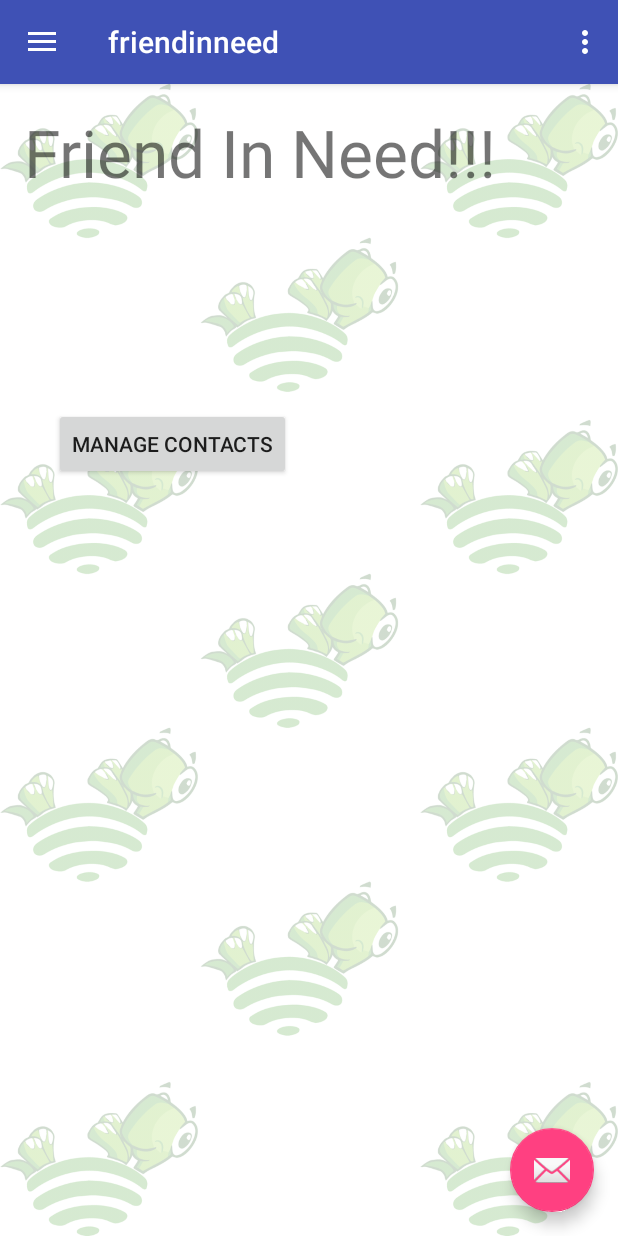
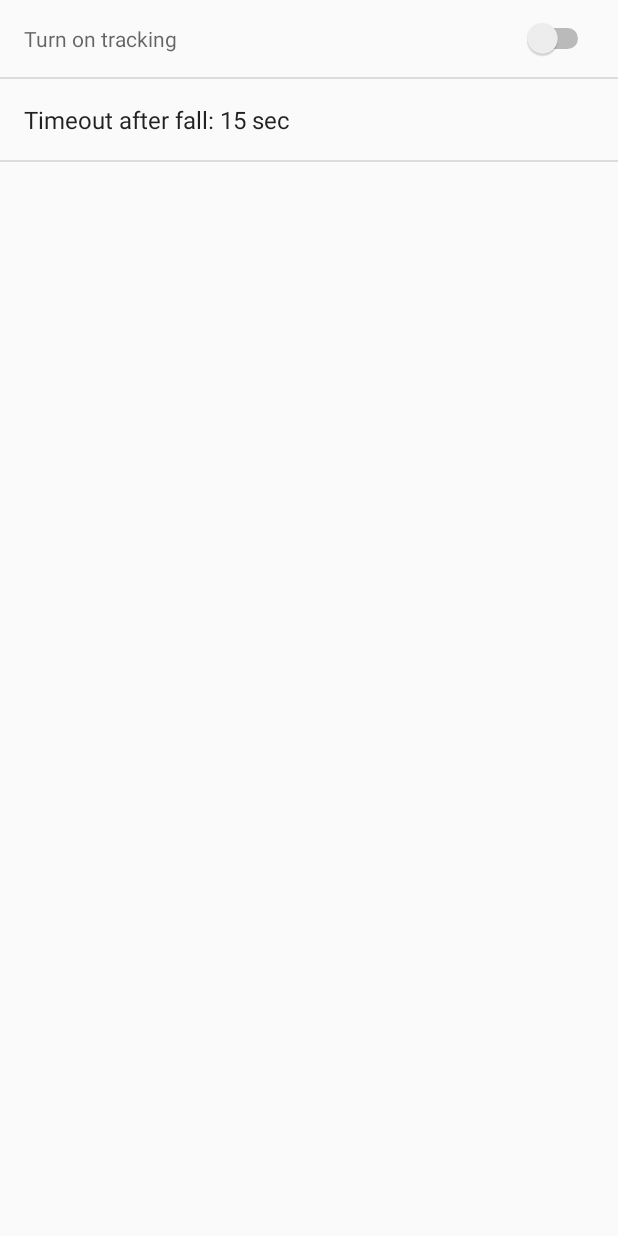
Before and after one commit to dmayboroda/friendinneed, an Android app: the screen it shows after launch (MainActivity before the commit, SettingsActivity after it), in the options menu, after a tap on "Settings", on a phone screen of 412 x 824 dp. Run offline under Robolectric (Android 15) with nearby library versions, the phone set to English and light mode, and no system bars; network calls fail.

Commit message:
Merge branch 'master' of /Users/mymac/Android/AndroidProjects/friend_in_need_David with conflicts.

```diff
--- a/app/src/main/java/com/friendinneed/ua/friendinneed/MainActivity.java
+++ b/app/src/main/java/com/friendinneed/ua/friendinneed/MainActivity.java
@@ -1,7 +1,9 @@
 package com.friendinneed.ua.friendinneed;
 
+import android.app.AlertDialog;
 import android.app.DialogFragment;
 import android.content.Context;
+import android.content.DialogInterface;
 import android.content.Intent;
 import android.hardware.Sensor;
 import android.hardware.SensorEvent;
@@ -10,6 +12,8 @@ import android.hardware.SensorManager;
 import android.os.AsyncTask;
 import android.os.Bundle;
 import android.os.CountDownTimer;
+import android.os.Environment;
+import android.preference.PreferenceManager;
 import android.support.annotation.Nullable;
 import android.support.design.widget.FloatingActionButton;
 import android.support.design.widget.NavigationView;
@@ -30,18 +34,17 @@ import android.widget.Button;
 import android.widget.TextView;
 import android.widget.Toast;
 
-import com.friendinneed.ua.friendinneed.model.AccelerometerDataSample;
-import com.friendinneed.ua.friendinneed.model.DataSample;
-import com.friendinneed.ua.friendinneed.model.GyroscopeDataSample;
 import com.google.gson.Gson;
 
 import java.io.BufferedReader;
 import java.io.File;
 import java.io.FileInputStream;
 import java.io.FileNotFoundException;
+import java.io.FileOutputStream;
 import java.io.IOException;
 import java.io.InputStream;
 import java.io.InputStreamReader;
+import java.io.OutputStreamWriter;
 import java.util.ArrayList;
 import java.util.List;
 import java.util.Timer;
@@ -57,9 +60,6 @@ import static java.lang.Math.sqrt;
 
 public class MainActivity extends AppCompatActivity
         implements NavigationView.OnNavigationItemSelectedListener, SensorEventListener {
-
-    /** Use this constant for identify action which comes from IneedService to MainActivity.  */
-    public static final String SERVICE_ACTION = MainActivity.class.getSimpleName() + "_service";
 
     private static final double EPSILON = 0.0;
     private SensorManager mSensorManager;
@@ -77,6 +77,9 @@ public class MainActivity extends AppCompatActivity
 
     boolean writeData = false;
 
+    int timer;
+    TextView timerText;
+
     Button manageContactsButton;
     Timer sendToTensorTimer = new Timer();
     TimerTask sendToTensorTimerTask = new TimerTask() {
@@ -89,12 +92,19 @@ public class MainActivity extends AppCompatActivity
     private int count;
     private TimerTask tTask;
 
-    private final DataQueue queue = new DataQueue(10000);
-
     @Override
     protected void onCreate(Bundle savedInstanceState) {
         super.onCreate(savedInstanceState);
         setContentView(R.layout.activity_main);
+
+        int timer = PreferenceManager.getDefaultSharedPreferences(this).getInt("key_number", 15);
+
+        String strTimer = "ddd";
+        timerText = (TextView) findViewById(R.id.timer_text);
+        timerText.setText("Timer = " + Integer.toString(timer));
+
+
+
         Toolbar toolbar = (Toolbar) findViewById(R.id.toolbar);
         setSupportActionBar(toolbar);
         mSensorManager = (SensorManager) getSystemService(Context.SENSOR_SERVICE);
@@ -134,7 +144,6 @@ public class MainActivity extends AppCompatActivity
                 startActivity(intent);
             }
         });
-        InneedService.startInneedService(this);
 
     }
 
@@ -218,9 +227,11 @@ public class MainActivity extends AppCompatActivity
         return ret;
     }
 
-//    @Override
-//    protected void onResume() {
-//        super.onResume();
+    @Override
+    protected void onResume() {
+        super.onResume();
+        timer = PreferenceManager.getDefaultSharedPreferences(this).getInt("key_number", 15);
+        timerText.setText("Timer = " + Integer.toString(timer));
 //        try {
 //            Log.i("123test_raw", readFromFile(Environment.getExternalStoragePublicDirectory(Environment.DIRECTORY_DOWNLOADS)+"/file_data"));
 //            Log.i("123test_labels", readFromFile(Environment.getExternalStoragePublicDirectory(Environment.DIRECTORY_DOWNLOADS)+"/file_labels"));
@@ -229,7 +240,7 @@ public class MainActivity extends AppCompatActivity
 //        } catch (Exception e) {
 //            e.printStackTrace();
 //        }
-//    }
+    }
 
     private void save(boolean isFall) {
 
@@ -310,9 +321,9 @@ public class MainActivity extends AppCompatActivity
 
         //noinspection SimplifiableIfStatement
         if (id == R.id.action_settings) {
+           startActivity(new Intent(this, SettingsActivity.class));
             return true;
         }
-
         return super.onOptionsItemSelected(item);
     }
 
@@ -379,16 +390,6 @@ public class MainActivity extends AppCompatActivity
             sample.add(data);
         }
 
-        //Log.e("raw_data ", "accX=" + accX + ", accY=" + accY + ", accZ=" + accZ + ", gyroX=" + gyroX + ", gyroY="+ gyroY +", gyroZ=" +gyroZ );
-
-        final DataSample sampleAccelerometer = new AccelerometerDataSample(accX, accY, accZ);
-
-        final DataSample sampleGyroscope = new GyroscopeDataSample(gyroX, gyroY, gyroZ);
-
-        queue.addSample(sampleAccelerometer);
-        queue.addSample(sampleGyroscope);
-
-        Log.e("raw_data_count ", String.valueOf(queue.size()));
     }
 
     @Override
@@ -396,8 +397,7 @@ public class MainActivity extends AppCompatActivity
 
     }
 
-    public static final MediaType JSON
-            = MediaType.parse("application/json; charset=utf-8");
+    public static final MediaType JSON = MediaType.parse("application/json; charset=utf-8");
     public OkHttpClient client = new OkHttpClient();
         void sendRequest(){
             runOnUiThread(new Runnable() {
@@ -420,6 +420,7 @@ public class MainActivity extends AppCompatActivity
                         TickerDialog td = new TickerDialog();
                         td.show(getFragmentManager(), "dialog");
     //                    callForHelp();
+                        timerText.setText(new String("s"));
                     }
                 }
 
--- /dev/null
+++ b/app/src/main/java/com/friendinneed/ua/friendinneed/NumberPickerPreference.java
@@ -0,0 +1,98 @@
+package com.friendinneed.ua.friendinneed;
+
+import android.preference.DialogPreference;
+
+import android.content.Context;
+import android.content.res.TypedArray;
+import android.util.AttributeSet;
+import android.view.Gravity;
+import android.view.View;
+import android.view.ViewGroup;
+import android.widget.FrameLayout;
+import android.widget.NumberPicker;
+
+/**
+ * Created by mymac on 8/7/16.
+ */
+public class NumberPickerPreference extends DialogPreference {
+
+
+    // allowed range
+    public static final int MAX_VALUE = 30;
+    public static final int MIN_VALUE = 5;
+    // enable or disable the 'circular behavior'
+    public static final boolean WRAP_SELECTOR_WHEEL = true;
+
+    private NumberPicker picker;
+    private int value;
+
+    public NumberPickerPreference(Context context, AttributeSet attrs) {
+        super(context, attrs);
+    }
+
+    public NumberPickerPreference(Context context, AttributeSet attrs, int defStyleAttr) {
+        super(context, attrs, defStyleAttr);
+    }
+
+    @Override
+    protected View onCreateDialogView() {
+        FrameLayout.LayoutParams layoutParams = new FrameLayout.LayoutParams(
+                ViewGroup.LayoutParams.WRAP_CONTENT, ViewGroup.LayoutParams.WRAP_CONTENT);
+        layoutParams.gravity = Gravity.CENTER;
+
+        picker = new NumberPicker(getContext());
+        picker.setLayoutParams(layoutParams);
+
+        FrameLayout dialogView = new FrameLayout(getContext());
+        picker.setScaleX(1.3f);
+        picker.setScaleY(1.3f);
+
+        dialogView.addView(picker);
+        setDialogTitle(R.string.timer_dialog_title);
+
+        return dialogView;
+    }
+
+    @Override
+    protected void onBindDialogView(View view) {
+        super.onBindDialogView(view);
+        picker.setMinValue(MIN_VALUE);
+        picker.setMaxValue(MAX_VALUE);
+        picker.setWrapSelectorWheel(WRAP_SELECTOR_WHEEL);
+        picker.setValue(getValue());
+
+
+    }
+
+    @Override
+    protected void onDialogClosed(boolean positiveResult) {
+        if (positiveResult) {
+            picker.clearFocus();
+            int newValue = picker.getValue();
+            if (callChangeListener(newValue)) {
+                setValue(newValue);
+            }
+
+        }
+    }
+
+    @Override
+    protected Object onGetDefaultValue(TypedArray a, int index) {
+        return a.getInt(index, MIN_VALUE);
+    }
+
+    @Override
+    protected void onSetInitialValue(boolean restorePersistedValue, Object defaultValue) {
+        setValue(restorePersistedValue ? getPersistedInt(MIN_VALUE) : (Integer) defaultValue);
+    }
+
+    public void setValue(int value) {
+        this.value = value;
+        persistInt(this.value);
+    }
+
+    public int getValue() {
+        return this.value;
+    }
+
+}
--- /dev/null
+++ b/app/src/main/java/com/friendinneed/ua/friendinneed/SettingsActivity.java
@@ -0,0 +1,54 @@
+package com.friendinneed.ua.friendinneed;
+
+import android.content.SharedPreferences;
+import android.os.Bundle;
+import android.preference.Preference;
+import android.preference.PreferenceActivity;
+import android.preference.PreferenceManager;
+
+/**
+ * Created by mymac on 8/7/16.
+ */
+public class SettingsActivity extends PreferenceActivity implements SharedPreferences.OnSharedPreferenceChangeListener {
+
+    Preference timerPreference;
+
+    @Override
+    protected void onCreate(Bundle savedInstanceState) {
+        super.onCreate(savedInstanceState);
+
+        addPreferencesFromResource(R.xml.pref_general);
+
+        timerPreference = findPreference(getString(R.string.timer_key));
+        updateTimerUi();
+    }
+
+    @Override
+    public void onSharedPreferenceChanged(SharedPreferences sharedPreferences,
+                                          String key) {
+        if (key.equals(getString(R.string.timer_key))) {
+            updateTimerUi();
+        }
+    }
+
+    private void updateTimerUi() {
+        timerPreference.setTitle(String.format(getString(R.string.timer_pref_title),
+                PreferenceManager.getDefaultSharedPreferences(this).
+                        getInt(getString(R.string.timer_key), 15)));
+    }
+
+    @Override
+    protected void onResume() {
+        super.onResume();
+        getPreferenceScreen().getSharedPreferences()
+                .registerOnSharedPreferenceChangeListener(this);
+    }
+
+    @Override
+    protected void onPause() {
+        super.onPause();
+        getPreferenceScreen().getSharedPreferences()
+                .unregisterOnSharedPreferenceChangeListener(this);
+    }
+
+}
--- a/app/src/main/res/layout/activity_main.xml
+++ b/app/src/main/res/layout/activity_main.xml
@@ -5,7 +5,10 @@
     android:layout_width="match_parent" android:layout_height="match_parent"
     android:fitsSystemWindows="true" tools:openDrawer="start">
 
-    <include layout="@layout/app_bar_main" android:layout_width="match_parent"
+
+
+    <include layout="@layout/app_bar_main"
+        android:layout_width="match_parent"
         android:layout_height="match_parent" />
 
     <android.support.design.widget.NavigationView android:id="@+id/nav_view"
--- a/app/src/main/res/values/strings.xml
+++ b/app/src/main/res/values/strings.xml
@@ -10,4 +10,11 @@
     <string name="send">Send alarm</string>
     <string name="discard">Discard</string>
     <string name="dialog_title">Fall detected</string>
+    <string name="title_settings_activity">Settings</string>
+    <string name="timer_pref_title">Timeout after fall: %d sec</string>
+    <string name="timer_dialog_title">Please select fall timer value</string>
+    <string name="tracking_turn_on">Turn on tracking</string>
+    <string name="tracking_is_on">Tracking is running</string>
+    <string name="no_string">No</string>
+    <string name="yes_string">Yes</string>
 </resources>
--- /dev/null
+++ b/app/src/main/res/values/values.xml
@@ -0,0 +1,5 @@
+<?xml version="1.0" encoding="utf-8"?>
+<resources>
+    <string name="timer_key">key_number</string>
+    <string name="tracking_key">tracking_key</string>
+</resources>
--- /dev/null
+++ b/app/src/main/res/xml/pref_general.xml
@@ -0,0 +1,19 @@
+<?xml version="1.0" encoding="utf-8"?>
+<PreferenceScreen xmlns:android="http://schemas.android.com/apk/res/android"
+    android:layout_width="match_parent"
+    android:layout_height="match_parent">
+
+    <SwitchPreference
+        android:key="@string/tracking_key"
+        android:summaryOff="@string/tracking_turn_on"
+        android:summaryOn="@string/tracking_is_on"
+        android:switchTextOff="@string/no_string"
+        android:switchTextOn="@string/yes_string"
+        android:textSize="15sp"/>
+
+    <com.friendinneed.ua.friendinneed.NumberPickerPreference
+        android:key="@string/timer_key"
+        android:title="@string/timer_dialog_title"
+        android:defaultValue="15"/>
+
+</PreferenceScreen>
--- a/build.gradle
+++ b/build.gradle
@@ -5,7 +5,7 @@ buildscript {
         jcenter()
     }
     dependencies {
-        classpath 'com.android.tools.build:gradle:2.1.3'
+        classpath 'com.android.tools.build:gradle:2.1.0'
 
         // NOTE: Do not place your application dependencies here; they belong
         // in the individual module build.gradle files
```
Also changed, not shown: app/src/main/AndroidManifest.xml (+9 -0 lines), app/src/main/res/layout/content_main.xml (+7 -0 lines), app/src/main/res/values/arrays.xml (added, +13 -0 lines), app/src/main/res/drawable/oval.png (added), gradle/wrapper/gradle-wrapper.properties. Lines whose indentation alone changed are shown as unchanged.
